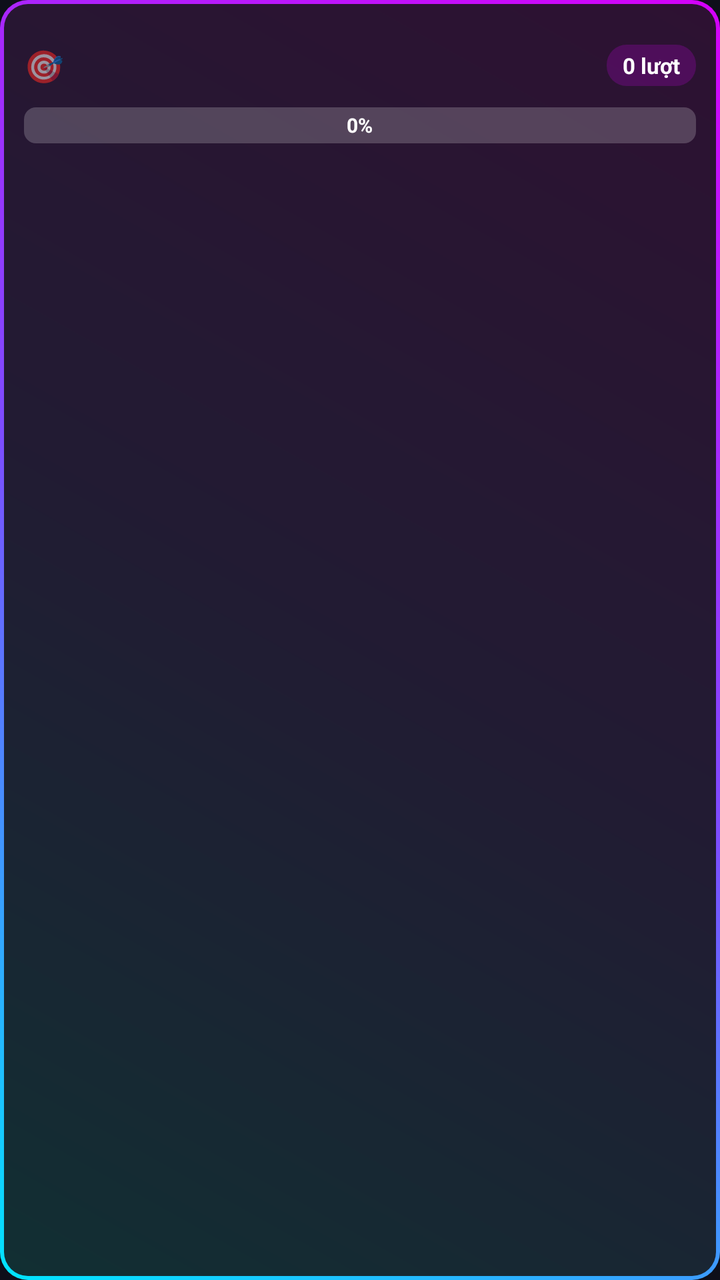
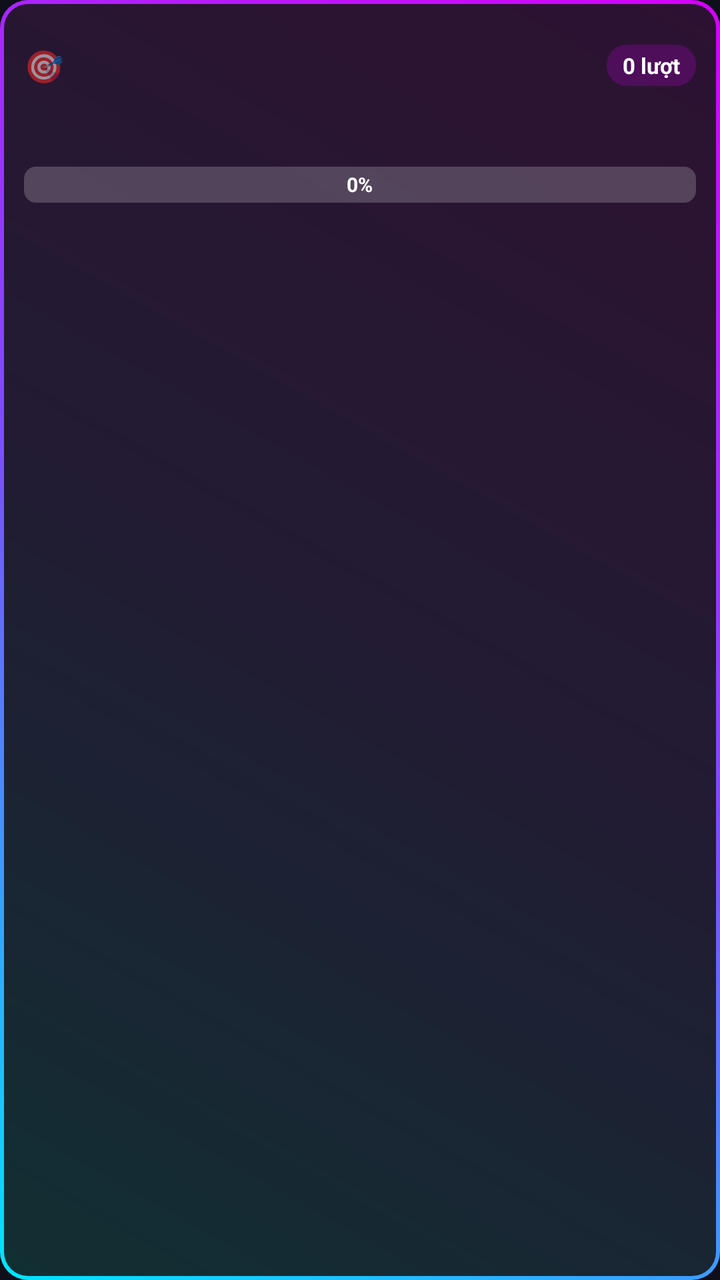

Before-and-after screenshots of an Android layout around one commit, followed by the original layout XML and the change that was made.
<!-- AndroidManifest.xml: application theme Theme.DonateFloat -->
<!-- res/layout/floating_goal.xml -->
<FrameLayout xmlns:android="http://schemas.android.com/apk/res/android"
    android:layout_width="wrap_content"
    android:layout_height="wrap_content">

    <LinearLayout
        android:layout_width="match_parent"
        android:layout_height="match_parent"
        android:orientation="vertical"
        android:background="@drawable/bg_goal_card"
        android:padding="12dp">

        <View
            android:id="@+id/dragHandleGoal"
            android:layout_width="match_parent"
            android:layout_height="10dp" />

        <LinearLayout
            android:id="@+id/goalContentArea"
            android:layout_width="match_parent"
            android:layout_height="wrap_content"
            android:orientation="vertical">

        <LinearLayout
            android:layout_width="match_parent"
            android:layout_height="wrap_content"
            android:orientation="horizontal"
            android:gravity="center_vertical">

            <TextView
                android:layout_width="wrap_content"
                android:layout_height="wrap_content"
                android:text="🎯"
                android:textSize="16sp"
                android:paddingEnd="6dp" />

            <TextView
                android:id="@+id/goalTitleView"
                android:layout_width="0dp"
                android:layout_height="wrap_content"
                android:layout_weight="1"
                android:textColor="#FFFFFF"
                android:textStyle="bold"
                android:textSize="14sp" />

            <TextView
                android:id="@+id/goalCountBadge"
                android:layout_width="wrap_content"
                android:layout_height="wrap_content"
                android:background="@drawable/bg_percent_badge"
                android:paddingStart="8dp"
                android:paddingEnd="8dp"
                android:paddingTop="3dp"
                android:paddingBottom="3dp"
                android:textColor="#FFFFFF"
                android:textStyle="bold"
                android:textSize="11sp"
                android:text="0 lượt" />
        </LinearLayout>

        <FrameLayout
            android:layout_width="match_parent"
            android:layout_height="wrap_content"
            android:layout_marginTop="10dp">

            <ProgressBar
                android:id="@+id/goalProgressBar"
                style="?android:attr/progressBarStyleHorizontal"
                android:layout_width="match_parent"
                android:layout_height="18dp"
                android:progressDrawable="@drawable/progress_gradient"
                android:max="1000"
                android:progress="0" />

            <TextView
                android:id="@+id/goalPercentInBar"
                android:layout_width="wrap_content"
                android:layout_height="18dp"
                android:layout_gravity="center"
                android:gravity="center"
                android:textColor="#FFFFFF"
                android:textStyle="bold"
                android:textSize="10sp"
                android:text="0%" />
        </FrameLayout>

        <TextView
            android:id="@+id/goalSubtitleView"
            android:layout_width="match_parent"
            android:layout_height="wrap_content"
            android:layout_marginTop="8dp"
            android:textColor="#AAAAAA"
            android:textSize="11sp" />

        </LinearLayout>

    </LinearLayout>

    <View android:id="@+id/resizeGoalTL" android:layout_width="22dp" android:layout_height="22dp" android:layout_gravity="top|start" />
    <View android:id="@+id/resizeGoalTR" android:layout_width="22dp" android:layout_height="22dp" android:layout_gravity="top|end" />
    <View android:id="@+id/resizeGoalBL" android:layout_width="22dp" android:layout_height="22dp" android:layout_gravity="bottom|start" />
    <View android:id="@+id/resizeGoalBR" android:layout_width="22dp" android:layout_height="22dp" android:layout_gravity="bottom|end" />

</FrameLayout>
<!-- resources referenced by this layout -->
<resources>
  <!-- drawable bg_goal_card (drawable) -->
  <layer-list xmlns:android="http://schemas.android.com/apk/res/android">
      <item>
          <shape android:shape="rectangle">
              <corners android:radius="14dp" />
              <gradient
                  android:type="linear"
                  android:angle="45"
                  android:startColor="#00E5FF"
                  android:centerColor="#7C4DFF"
                  android:endColor="#D500F9" />
          </shape>
      </item>
      <item
          android:top="2dp"
          android:left="2dp"
          android:right="2dp"
          android:bottom="2dp">
          <shape android:shape="rectangle">
              <corners android:radius="12dp" />
              <solid android:color="#DD141414" />
          </shape>
      </item>
  </layer-list>
  <!-- drawable bg_percent_badge (drawable) -->
  <shape xmlns:android="http://schemas.android.com/apk/res/android" android:shape="rectangle">
      <solid android:color="#33D500F9" />
      <corners android:radius="10dp" />
  </shape>
  <!-- drawable progress_gradient (drawable) -->
  <layer-list xmlns:android="http://schemas.android.com/apk/res/android">
      <item android:id="@android:id/background">
          <shape>
              <corners android:radius="6dp" />
              <solid android:color="#33FFFFFF" />
          </shape>
      </item>
      <item android:id="@android:id/progress">
          <clip>
              <shape>
                  <corners android:radius="6dp" />
                  <gradient android:startColor="#00E5FF" android:endColor="#D500F9" android:angle="0" />
              </shape>
          </clip>
      </item>
  </layer-list>
  <style name="Theme.DonateFloat" parent="Theme.MaterialComponents.DayNight.NoActionBar">
          <item name="colorPrimary">@color/accent_primary</item>
          <item name="colorPrimaryDark">@color/accent_primary_dark</item>
          <item name="colorAccent">@color/accent_cyan</item>
          <item name="android:windowBackground">@color/bg_root</item>
          <item name="android:statusBarColor">@color/bg_root</item>
          <item name="android:textColorPrimary">@color/text_primary</item>
      </style>
  <color name="accent_primary">#7C4DFF</color>
  <color name="accent_primary_dark">#5B2EE8</color>
  <color name="accent_cyan">#00E5FF</color>
  <color name="bg_root">#0E0F1A</color>
  <color name="text_primary">#F5F6FA</color>
</resources>

<!-- the commit's change to res/layout/floating_goal.xml (unified diff, before → after) -->
@@ -57,10 +57,19 @@
                 android:text="0 lượt" />
         </LinearLayout>
 
+        <TextView
+            android:id="@+id/goalCurrentView"
+            android:layout_width="match_parent"
+            android:layout_height="wrap_content"
+            android:layout_marginTop="10dp"
+            android:textColor="#00E5FF"
+            android:textStyle="bold"
+            android:textSize="16sp" />
+
         <FrameLayout
             android:layout_width="match_parent"
             android:layout_height="wrap_content"
-            android:layout_marginTop="10dp">
+            android:layout_marginTop="8dp">
 
             <ProgressBar
                 android:id="@+id/goalProgressBar"
